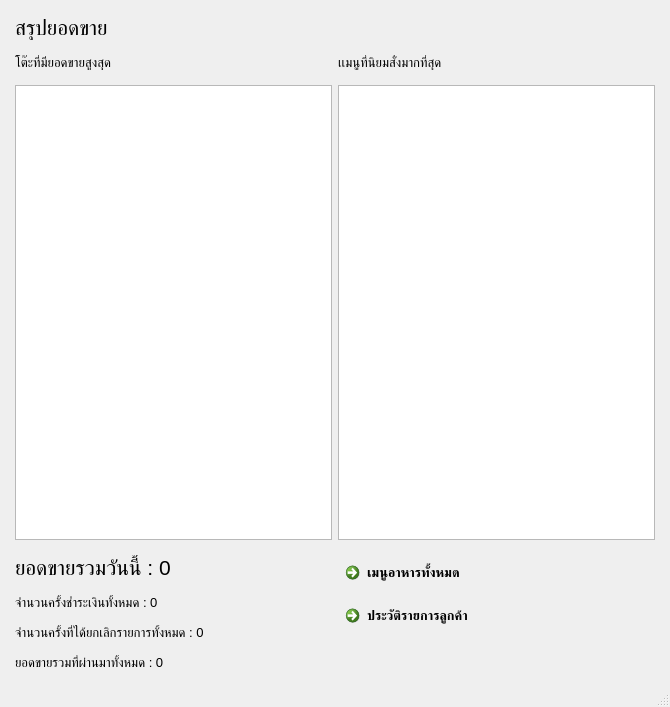
Before: the Qt Designer form result.ui in kantee2540/RestaurantManage, drawn with Qt 5.
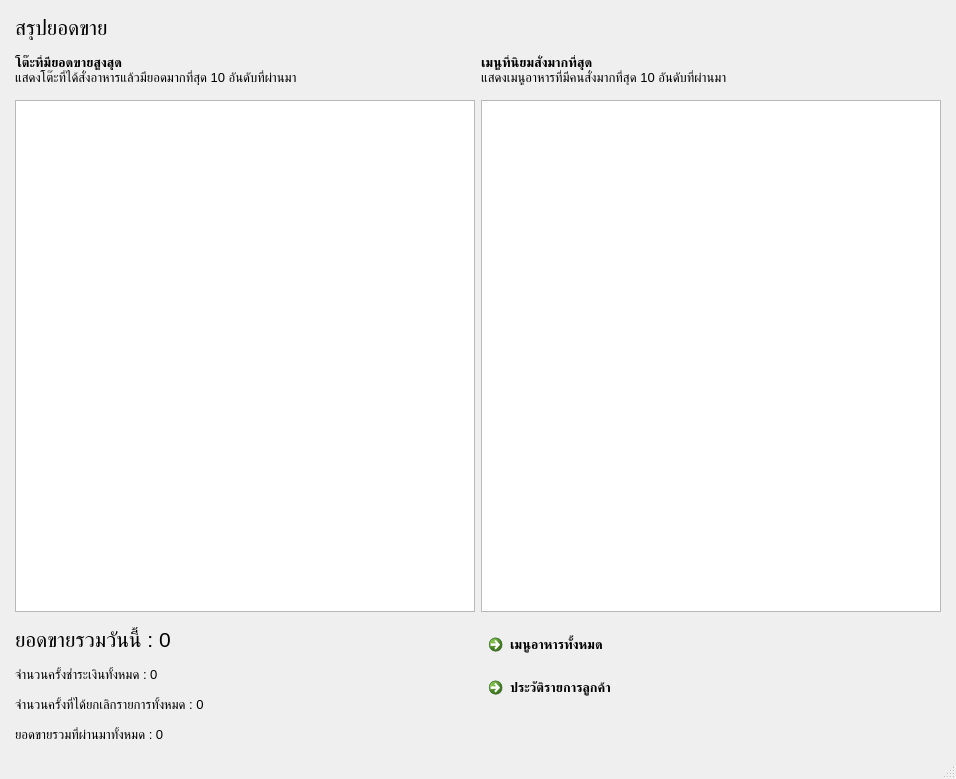
After: the same form once the commit is applied.

What changed in the file:
```diff
--- a/result.ui
+++ b/result.ui
@@ -6,8 +6,8 @@
    <rect>
     <x>0</x>
     <y>0</y>
-    <width>670</width>
-    <height>707</height>
+    <width>956</width>
+    <height>779</height>
    </rect>
   </property>
   <property name="font">
@@ -40,27 +40,13 @@
     <property name="verticalSpacing">
      <number>15</number>
     </property>
-    <item row="1" column="1">
-     <widget class="QLabel" name="label_3">
-      <property name="text">
-       <string>เเมนูที่นิยมสั่งมากที่สุด</string>
-      </property>
-     </widget>
-    </item>
-    <item row="1" column="0">
-     <widget class="QLabel" name="label_2">
-      <property name="text">
-       <string>โต๊ะที่มียอดขายสูงสุด</string>
-      </property>
-     </widget>
-    </item>
-    <item row="2" column="1">
+    <item row="8" column="1">
      <widget class="QTableView" name="top_menu_tableView"/>
     </item>
-    <item row="2" column="0">
+    <item row="8" column="0">
      <widget class="QTableView" name="top_table_tableView"/>
     </item>
-    <item row="0" column="0" colspan="2">
+    <item row="0" column="0">
      <widget class="QLabel" name="label">
       <property name="font">
        <font>
@@ -72,52 +58,106 @@
       </property>
      </widget>
     </item>
-    <item row="7" column="0">
+    <item row="4" column="0">
+     <layout class="QVBoxLayout" name="verticalLayout_2">
+      <property name="leftMargin">
+       <number>0</number>
+      </property>
+      <property name="topMargin">
+       <number>0</number>
+      </property>
+      <item>
+       <widget class="QLabel" name="label_2">
+        <property name="font">
+         <font>
+          <weight>75</weight>
+          <bold>true</bold>
+         </font>
+        </property>
+        <property name="text">
+         <string>โต๊ะที่มียอดขายสูงสุด</string>
+        </property>
+       </widget>
+      </item>
+      <item>
+       <widget class="QLabel" name="label_4">
+        <property name="text">
+         <string>แสดงโต๊ะที่ได้สั่งอาหารแล้วมียอดมากที่สุด 10 อันดับที่ผ่านมา</string>
+        </property>
+       </widget>
+      </item>
+     </layout>
+    </item>
+    <item row="11" column="1" rowspan="3">
+     <layout class="QVBoxLayout" name="verticalLayout">
+      <item>
+       <widget class="QCommandLinkButton" name="menu_button">
+        <property name="text">
+         <string>เมนูอาหารทั้งหมด</string>
+        </property>
+       </widget>
+      </item>
+      <item>
+       <widget class="QCommandLinkButton" name="history_button">
+        <property name="text">
+         <string>ประวัติรายการลูกค้า</string>
+        </property>
+       </widget>
+      </item>
+     </layout>
+    </item>
+    <item row="11" column="0">
+     <widget class="QLabel" name="today_total_label">
+      <property name="font">
+       <font>
+        <pointsize>16</pointsize>
+       </font>
+      </property>
+      <property name="text">
+       <string>ยอดขายรวมวันนี้ : 0</string>
+      </property>
+     </widget>
+    </item>
+    <item row="13" column="0">
      <widget class="QLabel" name="cancel_label">
       <property name="text">
        <string>จำนวนครั้งที่ได้ยกเลิกรายการทั้งหมด : 0</string>
       </property>
      </widget>
     </item>
-    <item row="6" column="0">
+    <item row="12" column="0">
      <widget class="QLabel" name="done_label">
       <property name="text">
        <string>จำนวนครั้งชำระเงินทั้งหมด : 0</string>
       </property>
      </widget>
     </item>
-    <item row="8" column="0">
+    <item row="15" column="0">
      <widget class="QLabel" name="all_sale_label">
       <property name="text">
        <string>ยอดขายรวมที่ผ่านมาทั้งหมด : 0</string>
       </property>
      </widget>
     </item>
-    <item row="5" column="0">
-     <widget class="QLabel" name="today_total_label">
-      <property name="font">
-       <font>
-        <pointsize>16</pointsize>
-       </font>
-      </property>
-      <property name="text">
-       <string>ยอดขายรวมวันนี้ : 0</string>
-      </property>
-     </widget>
-    </item>
-    <item row="5" column="1" rowspan="3">
-     <layout class="QVBoxLayout" name="verticalLayout">
+    <item row="4" column="1">
+     <layout class="QVBoxLayout" name="verticalLayout_3">
       <item>
-       <widget class="QCommandLinkButton" name="menu_button">
+       <widget class="QLabel" name="label_3">
+        <property name="font">
+         <font>
+          <weight>75</weight>
+          <bold>true</bold>
+         </font>
+        </property>
         <property name="text">
-         <string>เมนูอาหารทั้งหมด</string>
+         <string>เมนูที่นิยมสั่งมากที่สุด</string>
         </property>
        </widget>
       </item>
       <item>
-       <widget class="QCommandLinkButton" name="history_button">
+       <widget class="QLabel" name="label_5">
         <property name="text">
-         <string>ประวัติรายการลูกค้า</string>
+         <string>แสดงเมนูอาหารที่มีคนสั่งมากที่สุด 10 อันดับที่ผ่านมา</string>
         </property>
        </widget>
       </item>
```
Left out of the diff: 4 changed lines with no effect on the pictures.
